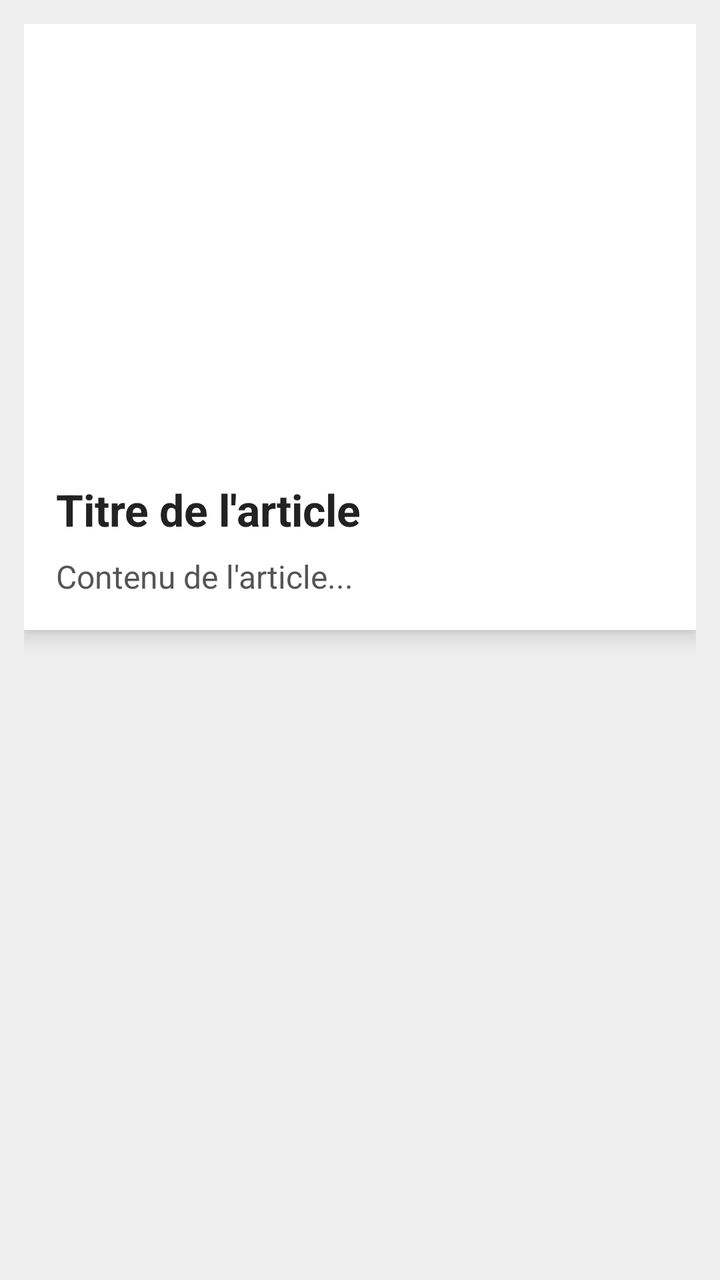
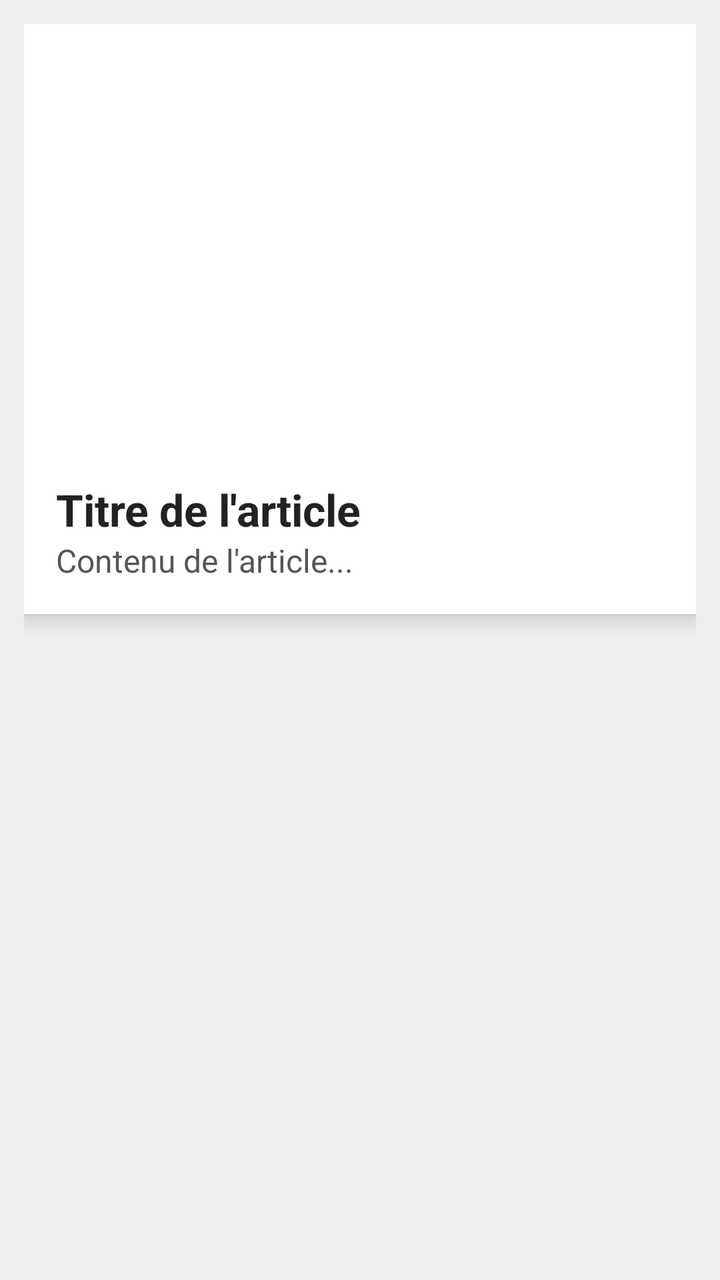

The first picture is an Android layout as it rendered before a commit; the second is the same layout after the commit. The layout source and the unified diff follow.
<!-- AndroidManifest.xml: application theme Theme.Article -->
<!-- res/layout/activity_details.xml -->
<?xml version="1.0" encoding="utf-8"?>
<LinearLayout xmlns:android="http://schemas.android.com/apk/res/android"
    android:layout_width="match_parent"
    android:layout_height="match_parent"
    android:orientation="vertical"
    android:background="#EFEFEF"
    android:padding="12dp">
    <LinearLayout
        android:layout_width="match_parent"
        android:layout_height="wrap_content"
        android:orientation="vertical"
        android:background="#FFFFFF"
        android:padding="16dp"
        android:elevation="6dp">
        <ImageView
            android:id="@+id/detailImg"
            android:layout_width="match_parent"
            android:layout_height="200dp"
            android:scaleType="centerCrop"
            android:contentDescription="image"/>
        <View
            android:layout_width="match_parent"
            android:layout_height="12dp"/>
        <TextView
            android:id="@+id/detailTitle"
            android:layout_width="match_parent"
            android:layout_height="wrap_content"
            android:text="Titre de l'article"
            android:textSize="22sp"
            android:textStyle="bold"
            android:textColor="#222"/>
        <View
            android:layout_width="match_parent"
            android:layout_height="8dp"/>
        <TextView
            android:id="@+id/detailBody"
            android:layout_width="match_parent"
            android:layout_height="wrap_content"
            android:text="Contenu de l'article..."
            android:textSize="16sp"
            android:textColor="#555"
            android:lineSpacingExtra="6dp"/>

    </LinearLayout>

</LinearLayout>
<!-- resources referenced by this layout -->
<resources>
  <style name="Theme.Article" parent="Base.Theme.Article" />
  <style name="Base.Theme.Article" parent="Theme.Material3.DayNight.NoActionBar">
          
          
      </style>
</resources>

<!-- the commit's change to res/layout/activity_details.xml (unified diff, before → after) -->
@@ -18,6 +18,7 @@
             android:layout_height="200dp"
             android:scaleType="centerCrop"
             android:contentDescription="image"/>
+
         <View
             android:layout_width="match_parent"
             android:layout_height="12dp"/>
@@ -29,9 +30,7 @@
             android:textSize="22sp"
             android:textStyle="bold"
             android:textColor="#222"/>
-        <View
-            android:layout_width="match_parent"
-            android:layout_height="8dp"/>
+
         <TextView
             android:id="@+id/detailBody"
             android:layout_width="match_parent"
